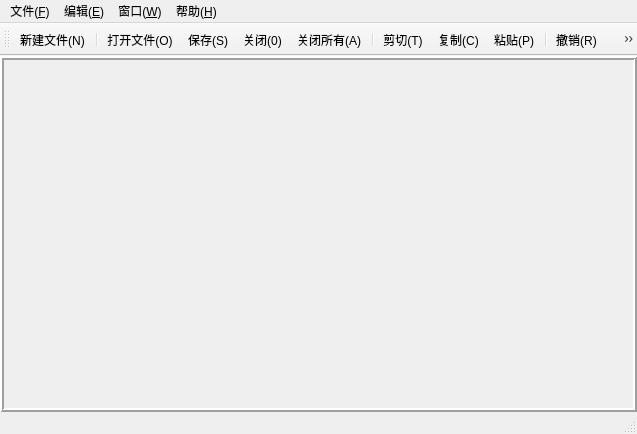
whyzzd/QtProject, file NotePad/mainwindow.ui: the form before one commit.
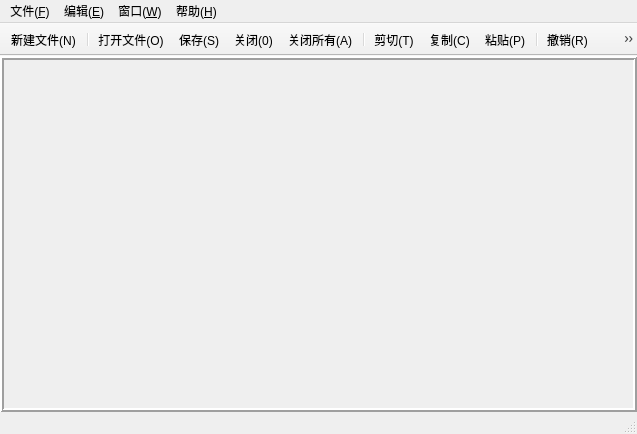
The form after the commit. Icons and pictures are not drawn.

The edit to the form file:
```diff
--- a/NotePad/mainwindow.ui
+++ b/NotePad/mainwindow.ui
@@ -145,6 +145,9 @@
    <property name="windowTitle">
     <string>toolBar</string>
    </property>
+   <property name="movable">
+    <bool>false</bool>
+   </property>
    <attribute name="toolBarArea">
     <enum>TopToolBarArea</enum>
    </attribute>
```
Left out of the diff: 2 changed lines with no effect on the pictures.
